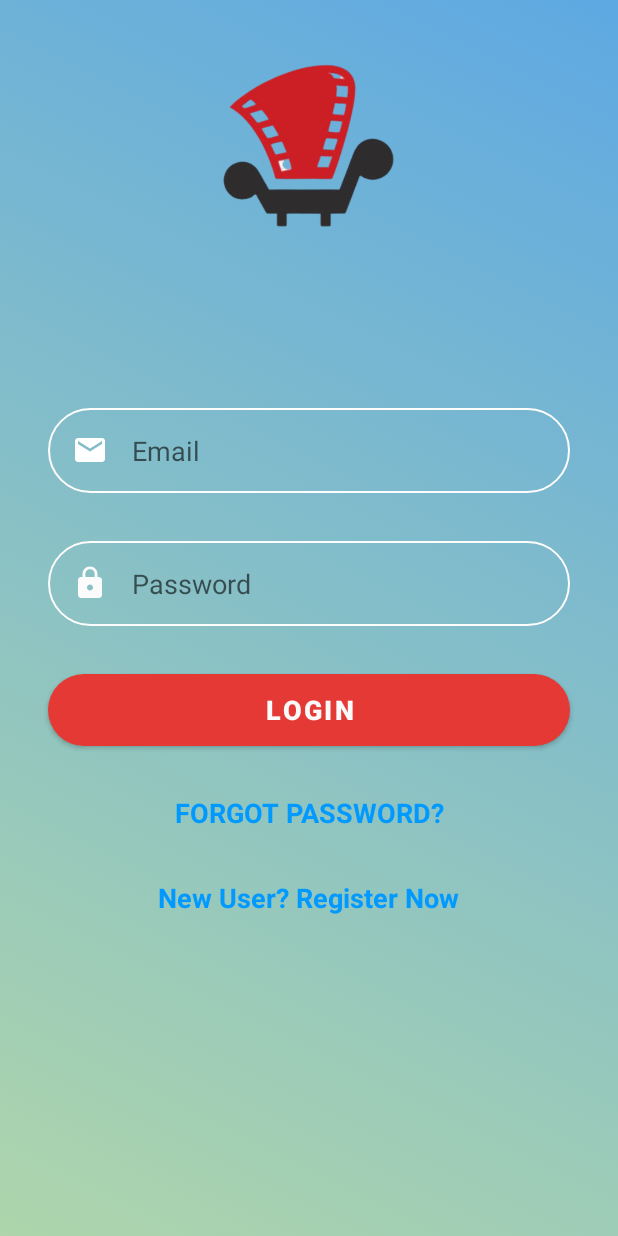
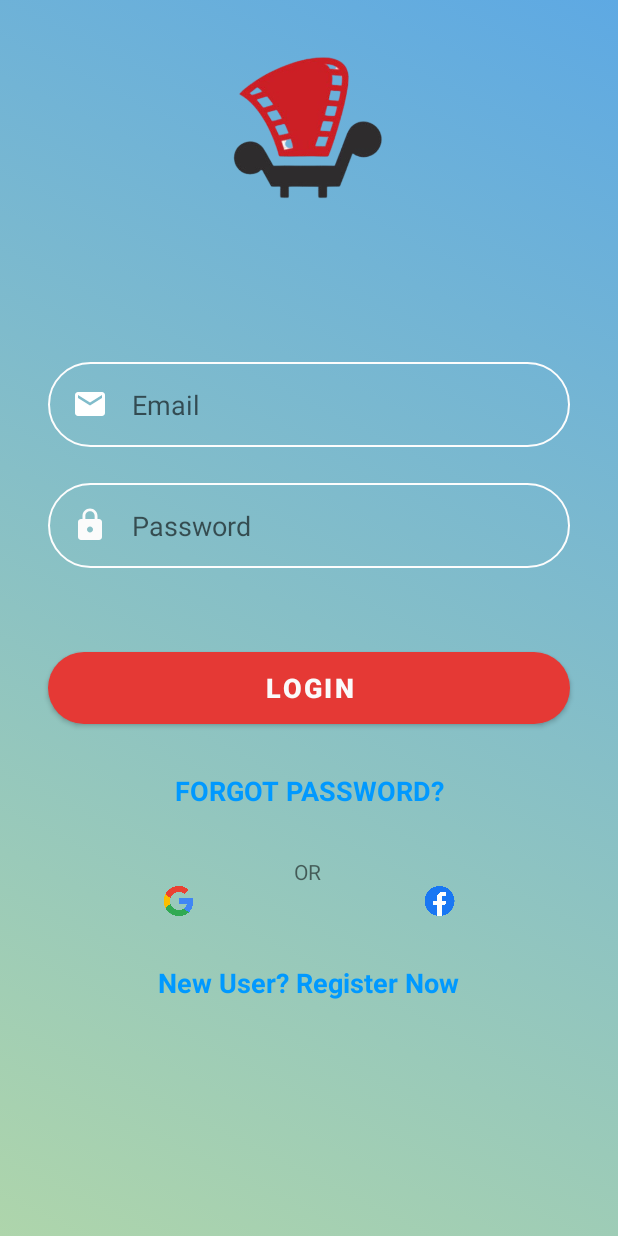
Before and after one commit to appmovie-cdth18d/App_movie, an Android app: the screen it shows after launch (MainActivity), on a phone screen of 412 x 824 dp. Run offline under Robolectric (Android 15) with nearby library versions, the phone set to English and light mode, and no system bars; Roboto replaces fonts that are not available here.

Commit message:
Sửa giao diện đăng nhập

```diff
--- a/app/app/src/main/java/com/example/app/MainActivity.java
+++ b/app/app/src/main/java/com/example/app/MainActivity.java
@@ -6,6 +6,7 @@ import android.content.Intent;
 import android.os.Bundle;
 import android.view.View;
 import android.widget.EditText;
+import android.widget.Toast;
 
 import com.example.app.giaodien.TrangChu.Trangchu;
 import com.example.app.giaodien.TrangTimKiem.TrangTimKiem;
@@ -26,7 +27,7 @@ public class MainActivity extends AppCompatActivity {
     public void LOGIN(View view) {
         Intent t = new Intent(this, TrangTimKiem.class);
         startActivity(t);
-        /*if (user.getText().toString().equals("")) {
+        if (user.getText().toString().equals("")) {
             Toast.makeText(getApplicationContext(), "Chưa nhập User", Toast.LENGTH_SHORT).show();
         }
         if (pass.getText().toString().equals("")) {
@@ -37,7 +38,7 @@ public class MainActivity extends AppCompatActivity {
         }
         else
             Toast.makeText(getApplicationContext(), "Đăng nhập thất bại, vui lòng kiểm tra lại", Toast.LENGTH_SHORT).show();
-    */
+
     }
 
     public void gotoRegister(View view) {
--- a/app/app/src/main/res/layout/activity_main.xml
+++ b/app/app/src/main/res/layout/activity_main.xml
@@ -30,7 +30,7 @@
         android:layout_width="0dp"
         android:layout_height="wrap_content"
         android:layout_marginStart="32dp"
-        android:layout_marginTop="32dp"
+        android:layout_marginTop="24dp"
         android:layout_marginEnd="32dp"
         android:background="@drawable/round_border_signup"
         android:drawableStart="@drawable/ic_lock"
@@ -40,6 +40,7 @@
         android:inputType="textPassword"
         android:padding="16dp"
         app:layout_constraintEnd_toEndOf="parent"
+        app:layout_constraintHorizontal_bias="0.0"
         app:layout_constraintStart_toStartOf="parent"
         app:layout_constraintTop_toBottomOf="@+id/inputEmail" />
 
@@ -48,7 +49,7 @@
         android:layout_width="0dp"
         android:layout_height="wrap_content"
         android:layout_marginStart="32dp"
-        android:layout_marginTop="32dp"
+        android:layout_marginTop="56dp"
         android:layout_marginEnd="32dp"
         android:background="@drawable/round_bg"
         android:onClick="LOGIN"
@@ -57,16 +58,54 @@
         android:textSize="18sp"
         android:textStyle="bold"
         app:layout_constraintEnd_toEndOf="parent"
+        app:layout_constraintHorizontal_bias="0.0"
         app:layout_constraintStart_toStartOf="parent"
         app:layout_constraintTop_toBottomOf="@+id/inputPassword" />
+
+    <TextView
+        android:id="@+id/textView7"
+        android:layout_width="wrap_content"
+        android:layout_height="wrap_content"
+        android:layout_marginTop="32dp"
+        android:text="@string/or"
+        app:layout_constraintEnd_toEndOf="parent"
+        app:layout_constraintHorizontal_bias="0.498"
+        app:layout_constraintStart_toStartOf="parent"
+        app:layout_constraintTop_toBottomOf="@+id/forgotPassword" />
+
+    <LinearLayout
+        android:id="@+id/linearLayout2"
+        android:layout_width="0dp"
+        android:layout_height="20dp"
+        android:layout_marginStart="32dp"
+        android:layout_marginEnd="32dp"
+        android:orientation="horizontal"
+        app:layout_constraintEnd_toEndOf="parent"
+        app:layout_constraintStart_toStartOf="parent"
+        app:layout_constraintTop_toBottomOf="@+id/textView7">
+
+        <ImageView
+            android:id="@+id/googleLogin"
+            android:layout_width="wrap_content"
+            android:layout_height="wrap_content"
+            android:layout_weight="1"
+            android:contentDescription="@string/google_icon"
+            app:srcCompat="@drawable/google" />
+
+        <ImageView
+            android:id="@+id/facebookLogin"
+            android:layout_width="wrap_content"
+            android:layout_height="wrap_content"
+            android:layout_weight="1"
+            android:contentDescription="@string/facebook_icon"
+            app:srcCompat="@drawable/facebook" />
+    </LinearLayout>
 
     <TextView
         android:id="@+id/forgotPassword"
         android:layout_width="wrap_content"
         android:layout_height="wrap_content"
-        android:layout_marginStart="32dp"
         android:layout_marginTop="32dp"
-        android:layout_marginEnd="32dp"
         android:text="@string/forgot_password"
         android:textColor="@color/colorPrimary"
         android:textSize="18sp"
@@ -79,24 +118,22 @@
         android:id="@+id/gotoRegister"
         android:layout_width="wrap_content"
         android:layout_height="wrap_content"
-        android:layout_marginStart="32dp"
         android:layout_marginTop="32dp"
-        android:layout_marginEnd="32dp"
         android:onClick="gotoRegister"
         android:text="New User? Register Now"
         android:textColor="@color/colorPrimary"
         android:textSize="18sp"
+
         android:textStyle="bold"
-
         app:layout_constraintEnd_toEndOf="parent"
-        app:layout_constraintHorizontal_bias="0.496"
+        app:layout_constraintHorizontal_bias="0.497"
         app:layout_constraintStart_toStartOf="parent"
-        app:layout_constraintTop_toBottomOf="@+id/forgotPassword" />
+        app:layout_constraintTop_toBottomOf="@+id/linearLayout2" />
 
     <ImageView
         android:id="@+id/imageView4"
-        android:layout_width="415dp"
-        android:layout_height="236dp"
+        android:layout_width="411dp"
+        android:layout_height="205dp"
         android:layout_marginTop="4dp"
         app:layout_constraintEnd_toEndOf="parent"
         app:layout_constraintStart_toStartOf="parent"
```
